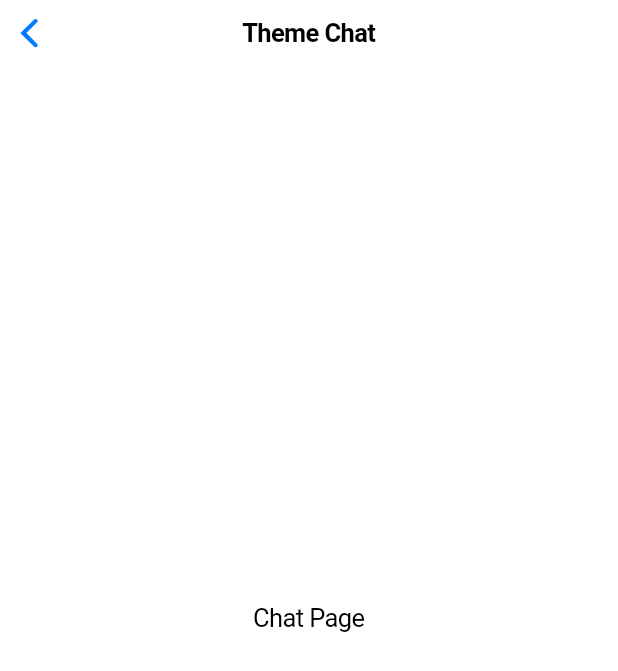
After one commit to pynolo/chatsage_app, a Flutter app: the ChatPage screen opened by its route, on a phone screen of 412 x 824 dp. The commit adds this screen. Shown: the top 671 px of the screen. Run offline on Flutter 3.47's test engine with Material 3 defaults, Android fonts, the phone set to English and light mode, and no system bars.

Commit message:
Attitude completed, new Chat page

```diff
--- /dev/null
+++ b/lib/chat_page.dart
@@ -0,0 +1,25 @@
+import 'package:flutter/cupertino.dart';
+import 'enum.dart';
+
+class ChatPage extends StatefulWidget {
+  const ChatPage({super.key, required this.title});
+
+  final String title;
+  static Attitude _attitude = Attitude.kind;
+
+  static Attitude get attitude => _attitude;
+  static void setAttitude(Attitude value) => _attitude = value;
+
+  @override
+  State<ChatPage> createState() => _ChatPageState();
+}
+
+class _ChatPageState extends State<ChatPage> {
+  @override
+  Widget build(BuildContext context) {
+    return CupertinoPageScaffold(
+      navigationBar: CupertinoNavigationBar(middle: Text('Theme Chat')),
+      child: Center(child: Text('Chat Page')),
+    );
+  }
+}
--- a/lib/main.dart
+++ b/lib/main.dart
@@ -1,6 +1,7 @@
 import 'package:flutter/cupertino.dart';
 //import 'package:flutter/material.dart';
 import 'attitude_page.dart';
+import 'chat_page.dart';
 
 void main() {
   runApp(const ThemeChatApp());
@@ -13,15 +14,18 @@ class ThemeChatApp extends StatelessWidget {
     title: 'Theme Chat Attitude',
   );
 
+  final ChatPage chatPage = const ChatPage(title: 'Theme Chat Chat');
+
   // This widget is the root of your application.
   @override
   Widget build(BuildContext context) {
     return CupertinoApp(
       title: 'Theme Chat',
-      initialRoute: '/attitude',
+      initialRoute: '/',
       routes: {
+        '/': (context) => attitudePage,
         '/attitude': (context) => attitudePage,
-        '/': (context) => attitudePage,
+        '/chat': (context) => chatPage,
       },
 
       //debugShowCheckedModeBanner: false,
```
Also changed, not shown: lib/attitude_page.dart (+45 -3 lines).
